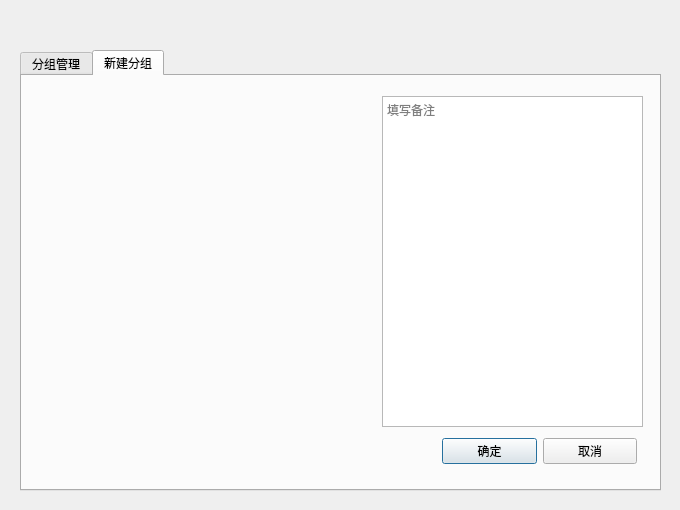
Before: the Qt Designer form QtWorkspace/PasswordManager/QWidget/ui/newgroupdialog.ui in Robert-Stackflow/Workspace, drawn with Qt 5.
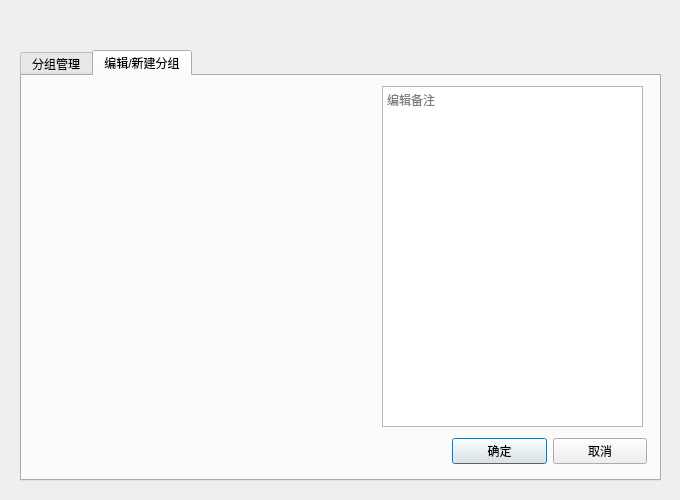
After: the same form once the commit is applied. The open tabs and pages were chosen to show the change.

Patch:
```diff
--- a/QtWorkspace/PasswordManager/QWidget/ui/newgroupdialog.ui
+++ b/QtWorkspace/PasswordManager/QWidget/ui/newgroupdialog.ui
@@ -7,9 +7,21 @@
     <x>0</x>
     <y>0</y>
     <width>680</width>
-    <height>510</height>
+    <height>500</height>
    </rect>
   </property>
+  <property name="minimumSize">
+   <size>
+    <width>680</width>
+    <height>500</height>
+   </size>
+  </property>
+  <property name="maximumSize">
+   <size>
+    <width>680</width>
+    <height>500</height>
+   </size>
+  </property>
   <property name="windowTitle">
    <string>Dialog</string>
   </property>
@@ -19,7 +31,7 @@
      <x>20</x>
      <y>50</y>
      <width>641</width>
-     <height>441</height>
+     <height>431</height>
     </rect>
    </property>
    <property name="font">
@@ -50,12 +62,36 @@
    </widget>
    <widget class="QWidget" name="newGroup">
     <attribute name="title">
-     <string>新建分组</string>
+     <string>编辑/新建分组</string>
     </attribute>
     <widget class="QWidget" name="layoutWidget_10">
      <property name="geometry">
       <rect>
-       <x>420</x>
+       <x>11</x>
+       <y>11</y>
+       <width>341</width>
+       <height>187</height>
+      </rect>
+     </property>
+     <layout class="QVBoxLayout" name="groupInfoLayout"/>
+    </widget>
+    <widget class="QTextEdit" name="remark">
+     <property name="geometry">
+      <rect>
+       <x>360</x>
+       <y>10</y>
+       <width>261</width>
+       <height>341</height>
+      </rect>
+     </property>
+     <property name="placeholderText">
+      <string>编辑备注</string>
+     </property>
+    </widget>
+    <widget class="QWidget" name="layoutWidget_13">
+     <property name="geometry">
+      <rect>
+       <x>430</x>
        <y>360</y>
        <width>195</width>
        <height>31</height>
@@ -78,30 +114,6 @@
       </item>
      </layout>
     </widget>
-    <widget class="QTextEdit" name="remark_newGroup">
-     <property name="geometry">
-      <rect>
-       <x>360</x>
-       <y>20</y>
-       <width>261</width>
-       <height>331</height>
-      </rect>
-     </property>
-     <property name="placeholderText">
-      <string>填写备注</string>
-     </property>
-    </widget>
-    <widget class="QWidget" name="layoutWidget_11">
-     <property name="geometry">
-      <rect>
-       <x>31</x>
-       <y>21</y>
-       <width>304</width>
-       <height>187</height>
-      </rect>
-     </property>
-     <layout class="QVBoxLayout" name="newGroupLayout"/>
-    </widget>
    </widget>
   </widget>
   <widget class="QFrame" name="frame">
@@ -109,8 +121,8 @@
     <rect>
      <x>10</x>
      <y>10</y>
-     <width>661</width>
-     <height>491</height>
+     <width>660</width>
+     <height>480</height>
     </rect>
    </property>
    <property name="styleSheet">
```
Left out of the diff: 10 changed lines with no effect on the pictures.
